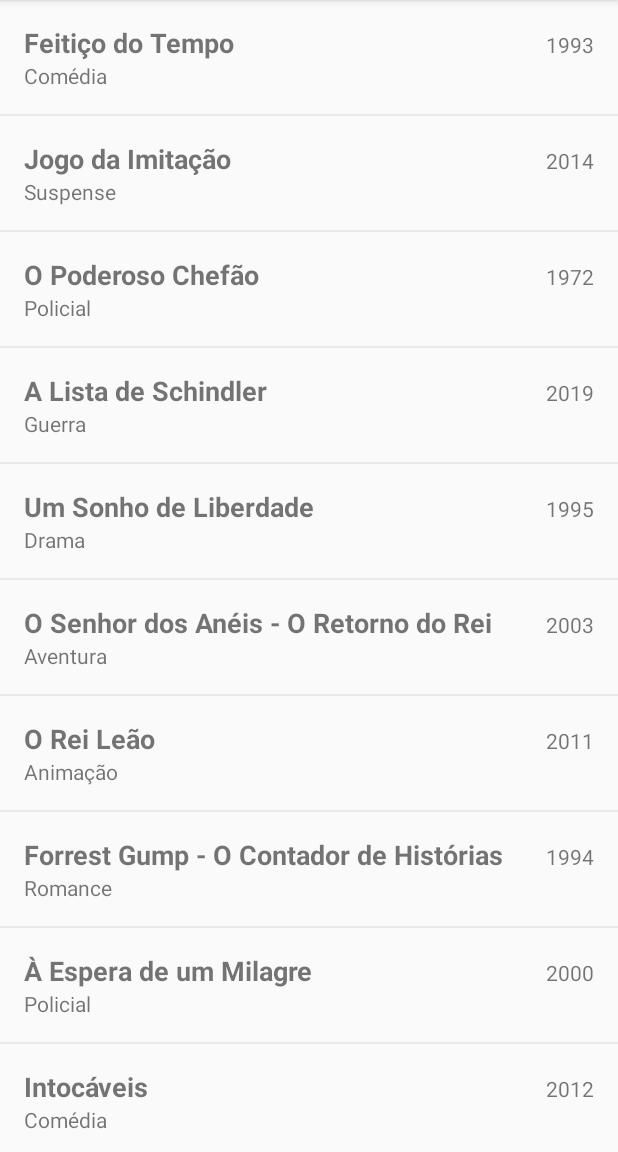
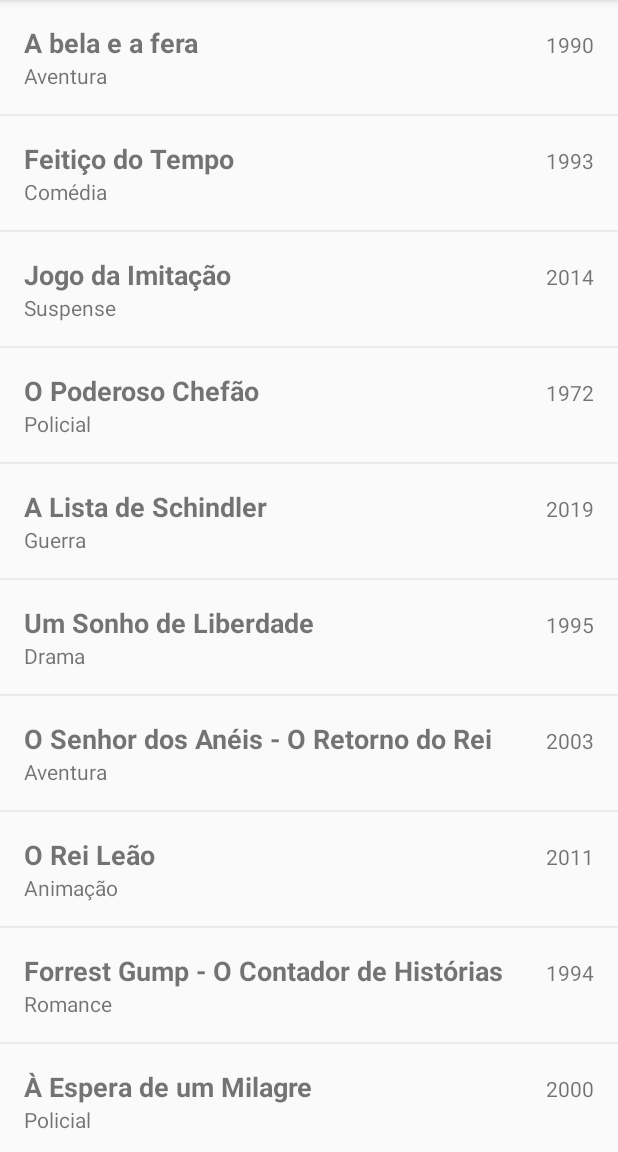
Before and after one commit to lndsilva/RecyclerViewApp, an Android app: the screen it shows after launch (MainActivity), on a phone screen of 412 x 824 dp, the part 84-1236 px from its top. Run offline under Robolectric (Android 15) with nearby library versions, the phone set to English and light mode, and no system bars.

Commit message:
atualização

```diff
--- a/app/src/main/java/br/com/local/recyclerviewapp/Filmes.java
+++ b/app/src/main/java/br/com/local/recyclerviewapp/Filmes.java
@@ -1,18 +1,24 @@
 package br.com.local.recyclerviewapp;
 
 public class Filmes {
+    //Criando as variáveis globais
     private String titulo;
     private String genero;
     private String ano;
 
+    //Criando o método construtor sem parâmetros - ALT+INSERT
+
     public Filmes() {
     }
+
+    //Criando o método construtor com parâmetros - ALT+INSERT
 
     public Filmes(String titulo, String genero, String ano) {
         this.titulo = titulo;
         this.genero = genero;
         this.ano = ano;
     }
+    //Criando os métodos GET e SET - ALT+INSERT
 
     public String getTitulo() {
         return titulo;
--- a/app/src/main/java/br/com/local/recyclerviewapp/MainActivity.java
+++ b/app/src/main/java/br/com/local/recyclerviewapp/MainActivity.java
@@ -6,6 +6,7 @@ import androidx.recyclerview.widget.GridLayoutManager;
 import androidx.recyclerview.widget.LinearLayoutManager;
 import androidx.recyclerview.widget.RecyclerView;
 
+
 import android.os.Bundle;
 import android.widget.LinearLayout;
 
@@ -13,9 +14,8 @@ import java.util.ArrayList;
 import java.util.List;
 
 public class MainActivity extends AppCompatActivity {
+    //Declarando o RecyclerView e uma lista para carregar os objetos no modelo
     private RecyclerView recyclerView;
-
-
     private List<Filmes> listarFilmes = new ArrayList<>();
 
 
@@ -24,24 +24,29 @@ public class MainActivity extends AppCompatActivity {
         super.onCreate(savedInstanceState);
         setContentView(R.layout.activity_main);
 
+        //Declarando o xml para o java
         recyclerView = findViewById(R.id.idRecyclerView);
+        //Chamando a instância dos Filmes que foram criados.
+        criarFilmes();
 
-        this.criarFilmes();
+        //Criando a instância do adaptador para colocar os filmes
+        //na lista do RecyclerView
 
         Adapter adapter = new Adapter(listarFilmes);
 
         //Gerenciador de layout - 02 tipos de layout (Linear e Grid)
 
+        //Utilizando o LinearLayoutManager - Lista na horizontal ou vertical
         RecyclerView.LayoutManager layoutManager = new LinearLayoutManager(getApplicationContext());
         //Aplicando o layout instanciado.
         recyclerView.setLayoutManager(layoutManager);
+        //Para melhorar o fluxo das informações na lista criar setHasFixedSize
+        recyclerView.setHasFixedSize(true);
+        //Criando uma linha de divisão horizontal em cada item da lista
+        recyclerView.addItemDecoration(new DividerItemDecoration(getApplicationContext(),
+                LinearLayout.VERTICAL));
 
-       //Método para melhorar a performance do recyclerView
-        recyclerView.setHasFixedSize(true);
-
-        //Implementa uma linha de divisão vertical em cada item
-        recyclerView.addItemDecoration(new DividerItemDecoration(getApplicationContext(), LinearLayout.VERTICAL));
-        //Insere no objeto RecyclerView os componentes do adapter
+        //Adicionando os itens da lista no modelo(adaptador)
         recyclerView.setAdapter(adapter);
 
         //Adicionando eventos de click na lista de filmes
@@ -50,8 +55,11 @@ public class MainActivity extends AppCompatActivity {
     }
 
     public void criarFilmes() {
-
-        Filmes filmes = new Filmes("Feitiço do Tempo", "Comédia", "1993");
+        //Criando a instância do objeto Filmes
+        Filmes filmes = new Filmes("A bela e a fera", "Aventura", "1990");
+        //Adicionando os valores no Array de Filmes
+        this.listarFilmes.add(filmes);
+        filmes = new Filmes("Feitiço do Tempo", "Comédia", "1993");
         this.listarFilmes.add(filmes);
         filmes = new Filmes("Jogo da Imitação", "Suspense", "2014");
         this.listarFilmes.add(filmes);
@@ -71,6 +79,8 @@ public class MainActivity extends AppCompatActivity {
         this.listarFilmes.add(filmes);
         filmes = new Filmes("Intocáveis", "Comédia", "2012");
         this.listarFilmes.add(filmes);
+        filmes = new Filmes("Alladim", "Aventura", "2019");
+        this.listarFilmes.add(filmes);
 
     }
 }
--- a/app/src/main/res/layout/adapter_lista.xml
+++ b/app/src/main/res/layout/adapter_lista.xml
@@ -24,8 +24,7 @@
             android:layout_width="wrap_content"
             android:layout_height="wrap_content"
             android:layout_weight="0"
-            android:text="Ano
-"
+            android:text="Ano"
             android:textSize="14sp" />
 
     </LinearLayout>
--- a/build.gradle
+++ b/build.gradle
@@ -8,7 +8,7 @@ buildscript {
 
     }
     dependencies {
-        classpath 'com.android.tools.build:gradle:3.6.2'
+        classpath 'com.android.tools.build:gradle:4.1.0'
 
 
         // NOTE: Do not place your application dependencies here; they belong
```
Also changed, not shown: app/src/main/java/br/com/local/recyclerviewapp/Adapter.java (+14 -4 lines), app/src/main/java/br/com/local/recyclerviewapp/AdapterFilmes.java (deleted, +0 -48 lines), app/src/main/res/drawable/ic_person.xml (added, +9 -0 lines), gradle/wrapper/gradle-wrapper.properties.
